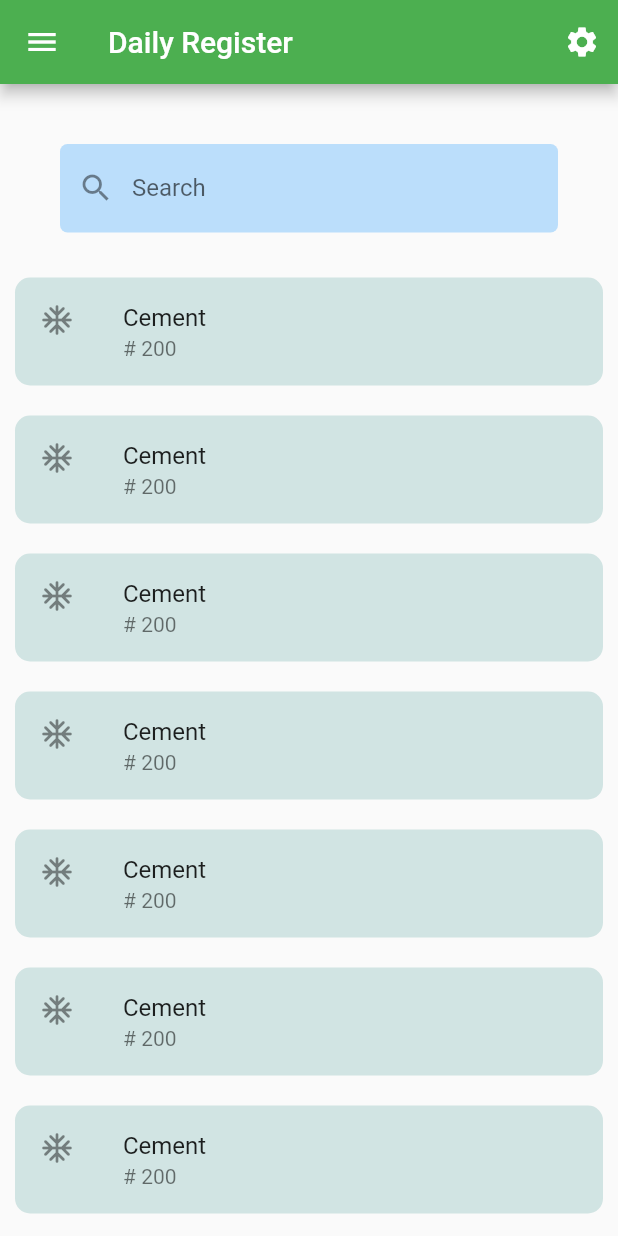
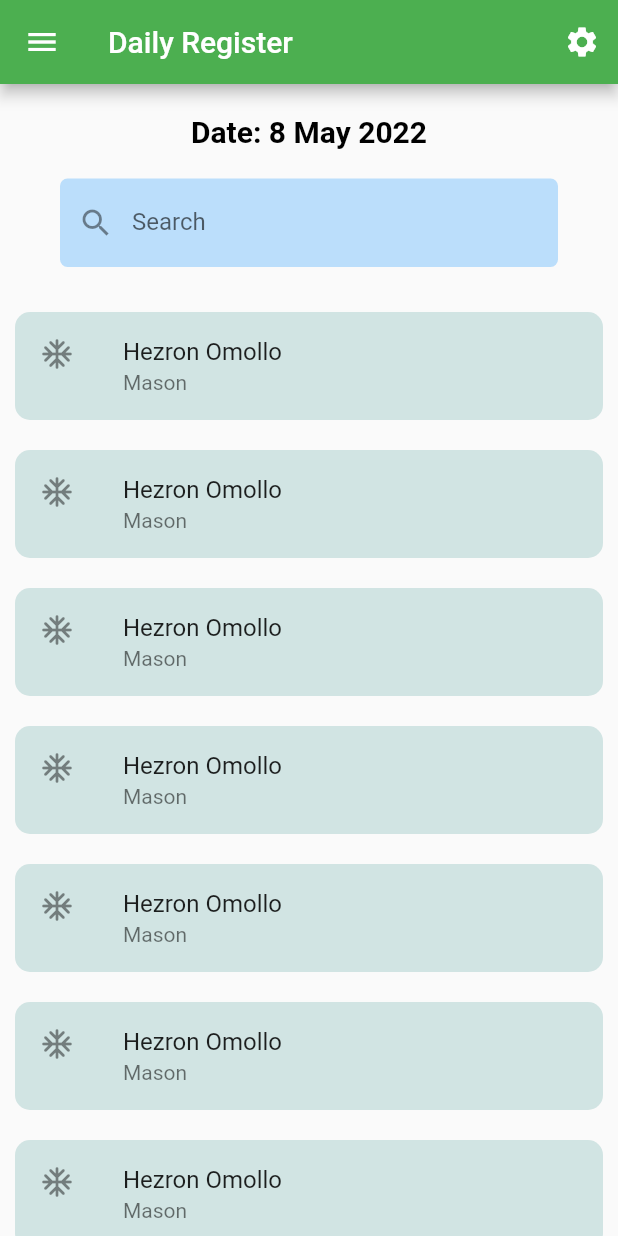
Before and after one commit to wilsonanyonga/bejoy_construction, a Flutter app: the RegisterDaily screen opened by its route, on a phone screen of 412 x 824 dp. Run offline on Flutter 3.47's test engine with Material 2 defaults, Android fonts, the phone set to English and light mode, and no system bars; our stand-ins replace cool_alert, go_router; missing offline and left inert: dart:ffi, flutter_launcher_icons.

Commit message:
Update daily_register.dart

```diff
--- a/lib/screens/daily_register.dart
+++ b/lib/screens/daily_register.dart
@@ -2,6 +2,8 @@ import 'package:bejoy_construction/widgets/menu_widget.dart';
 import 'package:flutter/material.dart';
 import 'package:flutter_launcher_icons/xml_templates.dart';
 import 'package:go_router/go_router.dart';
+
+import 'package:cool_alert/cool_alert.dart';
 
 class RegisterDaily extends StatelessWidget {
   const RegisterDaily({Key? key}) : super(key: key);
@@ -129,13 +131,13 @@ class RegisterDaily extends StatelessWidget {
         child: Column(
           children: [
             const SizedBox(height: 20),
-            // const Center(
-            //     child: Text('Daily Register',
-            //         style: TextStyle(
-            //           fontSize: 20,
-            //           fontWeight: FontWeight.bold,
-            //           color: Colors.black,
-            //         ))),
+            const Center(
+                child: Text('Date: 8 May 2022',
+                    style: TextStyle(
+                      fontSize: 20,
+                      fontWeight: FontWeight.bold,
+                      color: Colors.black,
+                    ))),
             const SizedBox(height: 20),
             Padding(
               padding: const EdgeInsets.fromLTRB(40.0, 0.0, 40.0, 0.0),
@@ -178,10 +180,23 @@ class RegisterDaily extends StatelessWidget {
                       borderRadius: BorderRadius.circular(10),
                     ),
                     margin: const EdgeInsets.all(10),
-                    child: const ListTile(
-                      leading: Icon(Icons.ac_unit_rounded),
-                      title: Text('Cement'),
-                      subtitle: Text('# 200'),
+                    child: ListTile(
+                      leading: const Icon(Icons.ac_unit_rounded),
+                      title: const Text('Hezron Omollo'),
+                      subtitle: const Text('Mason'),
+                      onTap: () {
+                        CoolAlert.show(
+                          context: context,
+                          type: CoolAlertType.confirm,
+                          text: 'Has Hezron Reported To Work?',
+                          confirmBtnText: 'Yes',
+                          cancelBtnText: 'No',
+                          confirmBtnColor: Colors.green,
+                          // cancelBtnTextStyle:
+                          // const TextStyle(backgroundColor: Colors.red),
+                        );
+                      },
+
                       // trailing: Icon(Icons.edit),
                       // tileColor: Color.fromARGB(62, 82, 158, 154),
                     ),
```
